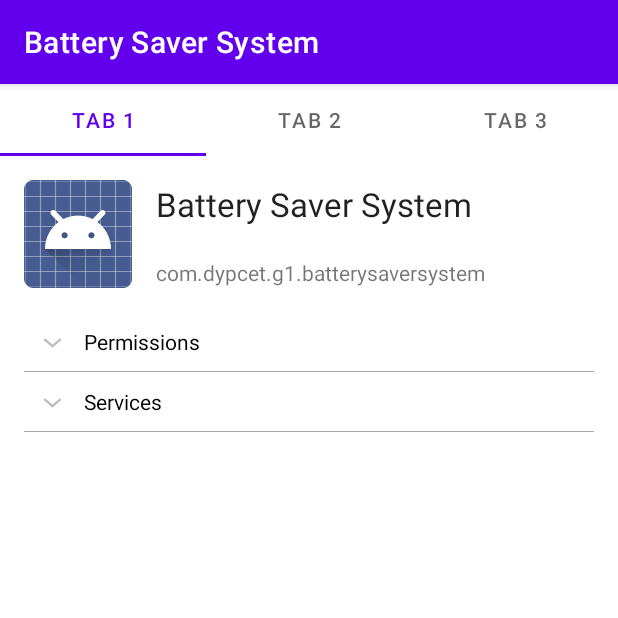
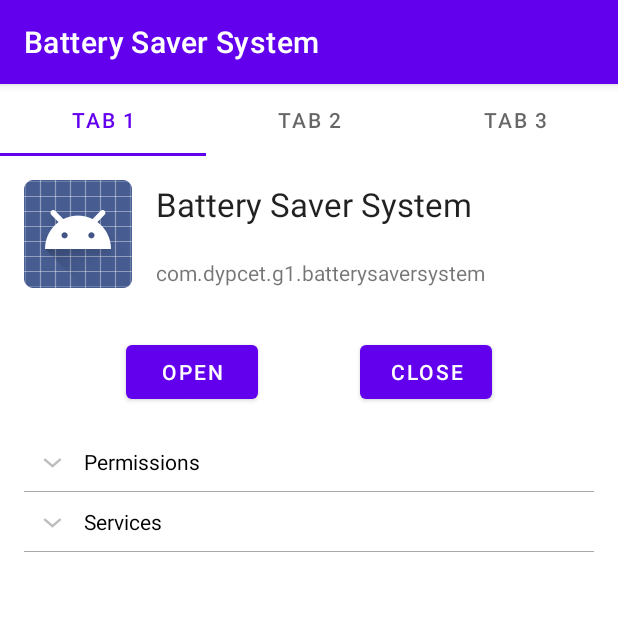
Before and after one commit to Aditya-OO7/BatterySaverSystem, an Android app: the screen it shows after launch (MainActivity), after a tap on "Battery Saver System", on a phone screen of 412 x 824 dp, the top half of it. Run offline under Robolectric (Android 15) with nearby library versions, the phone set to English and light mode, and no system bars; our stand-ins replace data binding.

Commit message:
added open and close button in app detail screen

```diff
--- a/app/src/main/AndroidManifest.xml
+++ b/app/src/main/AndroidManifest.xml
@@ -7,6 +7,7 @@
     <uses-permission
         android:name="android.permission.PACKAGE_USAGE_STATS"
         tools:ignore="ProtectedPermissions" />
+    <uses-permission android:name="android.permission.KILL_BACKGROUND_PROCESSES"/>
 
     <application
         android:allowBackup="true"
--- a/app/src/main/java/com/dypcet/g1/batterysaversystem/appdetail/AppDetailFragment.kt
+++ b/app/src/main/java/com/dypcet/g1/batterysaversystem/appdetail/AppDetailFragment.kt
@@ -1,10 +1,14 @@
 package com.dypcet.g1.batterysaversystem.appdetail
 
+import android.app.Application
+import android.content.Intent
+import android.net.Uri
 import android.os.Bundle
+import android.provider.Settings
 import android.view.LayoutInflater
 import android.view.View
 import android.view.ViewGroup
-import android.widget.ExpandableListAdapter
+import android.widget.Toast
 import androidx.activity.addCallback
 import androidx.databinding.DataBindingUtil
 import androidx.fragment.app.Fragment
@@ -52,6 +56,21 @@ class AppDetailFragment : Fragment() {
         val expandableListAdapter = MyExpandableListAdapter(titleList, detailList)
         viewBinding.expandableList.setAdapter(expandableListAdapter)
 
+        viewModel.navigateToApp.observe(viewLifecycleOwner, {
+            if (it) {
+                val launchIntent = requireActivity().packageManager.getLaunchIntentForPackage(args.packageName)
+                startActivity(launchIntent)
+            }
+        })
+
+        viewModel.navigateToAppSettings.observe(viewLifecycleOwner, {
+            if (it) {
+                val intent = Intent(Settings.ACTION_APPLICATION_DETAILS_SETTINGS)
+                intent.data = Uri.fromParts("package", args.packageName, null)
+                startActivity(intent)
+            }
+        })
+
         requireActivity().onBackPressedDispatcher.addCallback(this) {
             val action = AppDetailFragmentDirections.actionAppDetailFragmentToAppListFragment()
             findNavController().navigate(action)
--- a/app/src/main/java/com/dypcet/g1/batterysaversystem/appdetail/AppDetailViewModel.kt
+++ b/app/src/main/java/com/dypcet/g1/batterysaversystem/appdetail/AppDetailViewModel.kt
@@ -1,12 +1,12 @@
 package com.dypcet.g1.batterysaversystem.appdetail
 
 import android.app.Application
-import android.content.pm.PackageInfo
-import android.content.pm.PackageManager
-import android.util.Log
+import android.content.Intent
+import android.net.Uri
+import android.provider.Settings
 import androidx.lifecycle.AndroidViewModel
+import androidx.lifecycle.MutableLiveData
 import com.dypcet.g1.batterysaversystem.datasource.DataSource
-import com.dypcet.g1.batterysaversystem.models.InstalledApp
 
 class AppDetailViewModel(
     application: Application,
@@ -19,4 +19,17 @@ class AppDetailViewModel(
     private val _app = dataSource.getAppWithDetails(packageName)
     val app = _app
 
+    private val _navigateToApp = MutableLiveData<Boolean>()
+    val navigateToApp = _navigateToApp
+
+    private val _navigateToAppSettings = MutableLiveData<Boolean>()
+    val navigateToAppSettings = _navigateToAppSettings
+
+    fun openApp() {
+        _navigateToApp.value = true
+    }
+
+    fun closeApp() {
+        _navigateToAppSettings.value = true
+    }
 }
--- a/app/src/main/res/layout/fragment_app_detail.xml
+++ b/app/src/main/res/layout/fragment_app_detail.xml
@@ -19,12 +19,12 @@
             android:layout_height="wrap_content"
             android:layout_marginStart="16dp"
             android:layout_marginTop="16dp"
+            android:contentDescription="@string/application_icon_content_description"
             android:src="@{viewModel.app.icon}"
-            tools:src="@drawable/ic_launcher_background"
             app:layout_constraintStart_toStartOf="parent"
             app:layout_constraintTop_toTopOf="parent"
-            tools:srcCompat="@tools:sample/avatars"
-            android:contentDescription="@string/application_icon_content_description" />
+            tools:src="@drawable/ic_launcher_background"
+            tools:srcCompat="@tools:sample/avatars" />
 
         <TextView
             android:id="@+id/title_text_view"
@@ -33,35 +33,35 @@
             android:layout_marginStart="16dp"
             android:layout_marginEnd="16dp"
             android:text="@{viewModel.app.name}"
-            tools:text="Youtube"
             android:textAppearance="?android:attr/textAppearanceLarge"
             app:layout_constraintBottom_toTopOf="@+id/version_text_view"
             app:layout_constraintEnd_toEndOf="parent"
             app:layout_constraintHorizontal_bias="0.5"
             app:layout_constraintStart_toEndOf="@+id/app_icon_view"
-            app:layout_constraintTop_toTopOf="@+id/app_icon_view" />
+            app:layout_constraintTop_toTopOf="@+id/app_icon_view"
+            tools:text="Youtube" />
 
         <TextView
             android:id="@+id/version_text_view"
             android:layout_width="0dp"
             android:layout_height="wrap_content"
             android:text="@{viewModel.app.version}"
-            tools:text="1.2.3.4"
             app:layout_constraintBottom_toTopOf="@+id/package_name_text_view"
             app:layout_constraintEnd_toEndOf="@+id/title_text_view"
             app:layout_constraintStart_toStartOf="@+id/title_text_view"
-            app:layout_constraintTop_toBottomOf="@+id/title_text_view" />
+            app:layout_constraintTop_toBottomOf="@+id/title_text_view"
+            tools:text="1.2.3.4" />
 
         <TextView
             android:id="@+id/package_name_text_view"
             android:layout_width="0dp"
             android:layout_height="wrap_content"
             android:text="@{viewModel.app.packageName}"
-            tools:text="com.youtube.youtube"
             app:layout_constraintBottom_toBottomOf="@+id/app_icon_view"
             app:layout_constraintEnd_toEndOf="@+id/title_text_view"
             app:layout_constraintStart_toStartOf="@+id/version_text_view"
-            app:layout_constraintTop_toBottomOf="@+id/version_text_view" />
+            app:layout_constraintTop_toBottomOf="@+id/version_text_view"
+            tools:text="com.youtube.youtube" />
 
         <RelativeLayout
             android:layout_width="match_parent"
@@ -73,7 +73,7 @@
             app:layout_constraintBottom_toBottomOf="parent"
             app:layout_constraintEnd_toEndOf="parent"
             app:layout_constraintStart_toStartOf="parent"
-            app:layout_constraintTop_toBottomOf="@+id/app_icon_view">
+            app:layout_constraintTop_toBottomOf="@+id/open_app_button">
 
             <ExpandableListView
                 android:id="@+id/expandable_list"
@@ -85,6 +85,32 @@
 
         </RelativeLayout>
 
+        <Button
+            android:id="@+id/open_app_button"
+            android:layout_width="wrap_content"
+            android:layout_height="wrap_content"
+            android:layout_marginStart="16dp"
+            android:layout_marginTop="32dp"
+            android:text="@string/open_button_text"
+            android:onClick="@{()-> viewModel.openApp()}"
+            app:layout_constraintEnd_toStartOf="@+id/close_app_button"
+            app:layout_constraintHorizontal_bias="0.5"
+            app:layout_constraintStart_toStartOf="parent"
+            app:layout_constraintTop_toBottomOf="@+id/app_icon_view" />
+
+        <Button
+            android:id="@+id/close_app_button"
+            android:layout_width="wrap_content"
+            android:layout_height="wrap_content"
+            android:layout_marginEnd="16dp"
+            android:text="@string/close_button_text"
+            android:onClick="@{()-> viewModel.closeApp()}"
+            app:layout_constraintBottom_toBottomOf="@+id/open_app_button"
+            app:layout_constraintEnd_toEndOf="parent"
+            app:layout_constraintHorizontal_bias="0.5"
+            app:layout_constraintStart_toEndOf="@+id/open_app_button"
+            app:layout_constraintTop_toTopOf="@+id/open_app_button" />
+
 
     </androidx.constraintlayout.widget.ConstraintLayout>
 
--- a/app/src/main/res/values/strings.xml
+++ b/app/src/main/res/values/strings.xml
@@ -27,4 +27,6 @@
     <string name="user_apps_only_menu_item">User Apps</string>
     <string name="system_apps_only_menu_item">System Apps</string>
     <string name="active_apps_menu_item">Active Apps</string>
+    <string name="open_button_text">Open</string>
+    <string name="close_button_text">Close</string>
 </resources>
```
